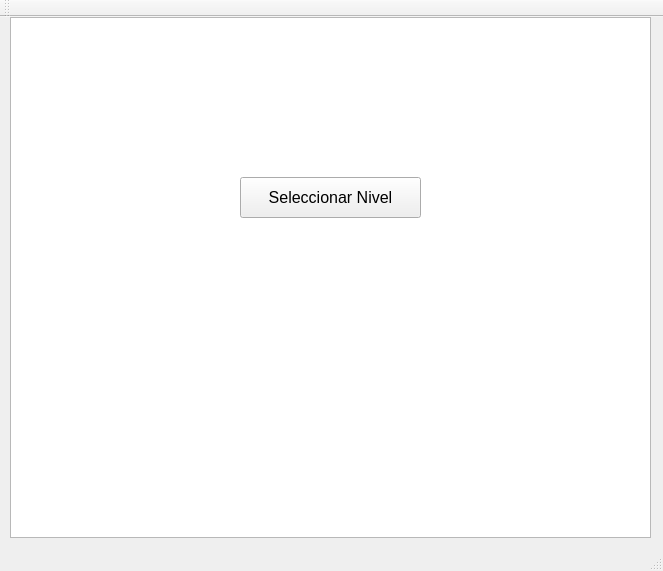
Above: GeometryDash/mainwindow.ui from santiago5030/Proyecto-final before the change. Below: the same form after it.
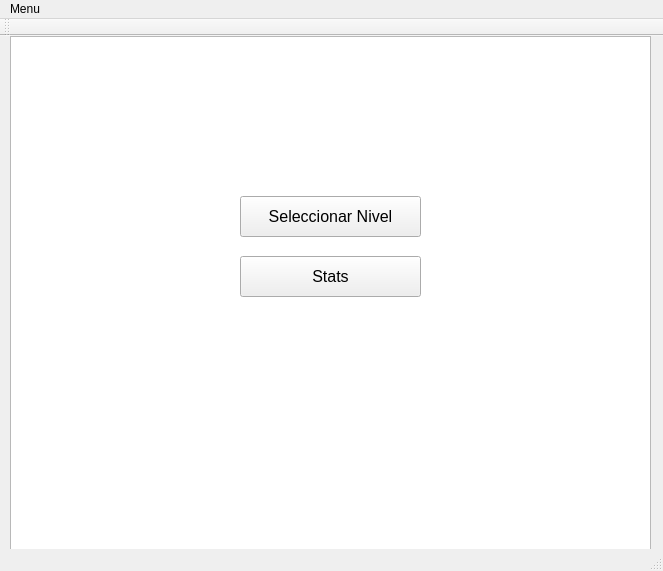
That is the form after the change.

```diff
--- a/GeometryDash/mainwindow.ui
+++ b/GeometryDash/mainwindow.ui
@@ -23,6 +23,12 @@
       <height>521</height>
      </rect>
     </property>
+    <property name="font">
+     <font>
+      <family>Tahoma</family>
+      <pointsize>12</pointsize>
+     </font>
+    </property>
    </widget>
    <widget class="QPushButton" name="pushButton">
     <property name="geometry">
@@ -43,7 +49,35 @@
      <string>Seleccionar Nivel</string>
     </property>
    </widget>
+   <widget class="QPushButton" name="pushButton_2">
+    <property name="geometry">
+     <rect>
+      <x>240</x>
+      <y>220</y>
+      <width>181</width>
+      <height>41</height>
+     </rect>
+    </property>
+    <property name="font">
+     <font>
+      <family>Tahoma</family>
+      <pointsize>12</pointsize>
+     </font>
+    </property>
+    <property name="text">
+     <string>Stats</string>
+    </property>
+   </widget>
   </widget>
+  <widget class="QToolBar" name="mainToolBar">
+   <attribute name="toolBarArea">
+    <enum>TopToolBarArea</enum>
+   </attribute>
+   <attribute name="toolBarBreak">
+    <bool>false</bool>
+   </attribute>
+  </widget>
+  <widget class="QStatusBar" name="statusBar"/>
   <widget class="QMenuBar" name="menuBar">
    <property name="geometry">
     <rect>
@@ -53,16 +87,31 @@
      <height>21</height>
     </rect>
    </property>
+   <widget class="QMenu" name="menuMenu">
+    <property name="title">
+     <string>Menu</string>
+    </property>
+    <addaction name="actionIniciar_Sesion_2"/>
+    <addaction name="actionCargar"/>
+    <addaction name="actionRegistrarse"/>
+   </widget>
+   <addaction name="menuMenu"/>
   </widget>
-  <widget class="QToolBar" name="mainToolBar">
-   <attribute name="toolBarArea">
-    <enum>TopToolBarArea</enum>
-   </attribute>
-   <attribute name="toolBarBreak">
-    <bool>false</bool>
-   </attribute>
-  </widget>
-  <widget class="QStatusBar" name="statusBar"/>
+  <action name="actionIniciar_Sesion_2">
+   <property name="text">
+    <string>Iniciar Sesion</string>
+   </property>
+  </action>
+  <action name="actionCargar">
+   <property name="text">
+    <string>Cargar</string>
+   </property>
+  </action>
+  <action name="actionRegistrarse">
+   <property name="text">
+    <string>Registrarse</string>
+   </property>
+  </action>
  </widget>
  <layoutdefault spacing="6" margin="11"/>
  <resources/>
```
